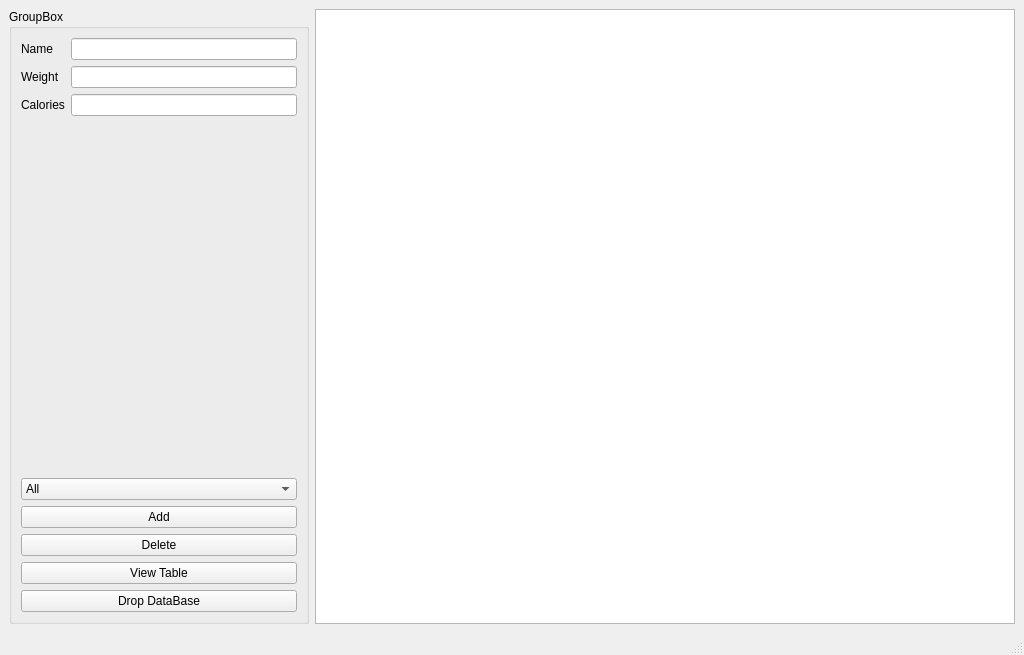
Qt form mainwindow.ui (IamAntonion/QtSQLProject) before a commit.
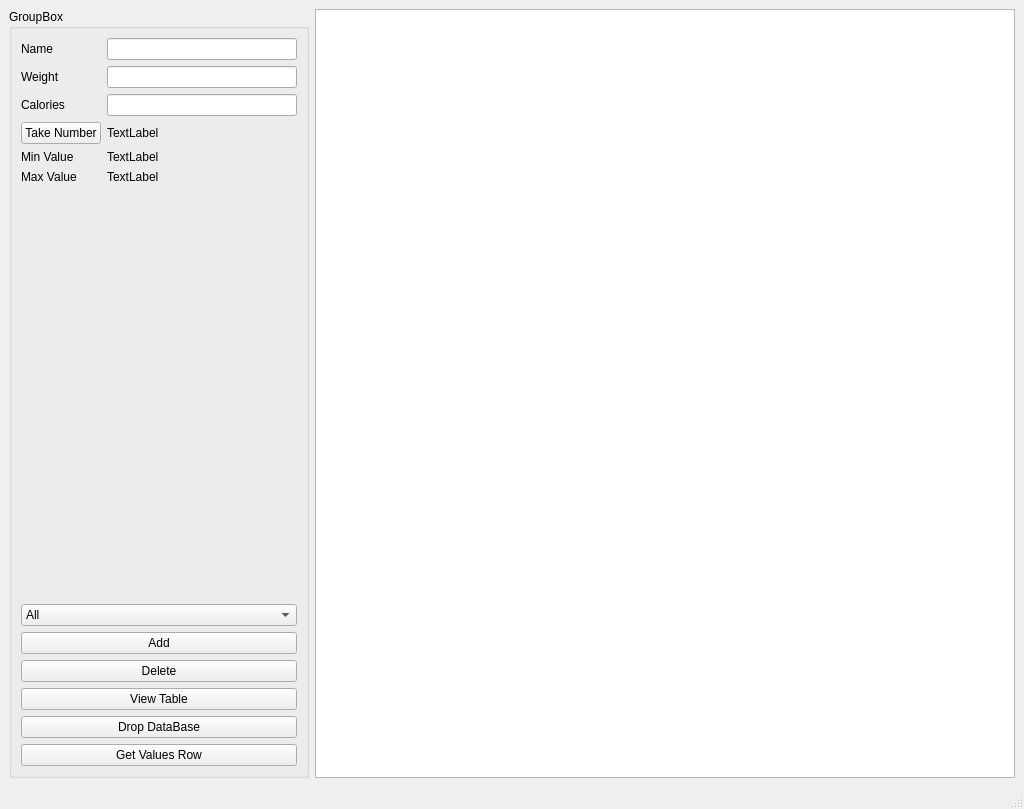
The same form after that commit.

```diff
--- a/mainwindow.ui
+++ b/mainwindow.ui
@@ -7,7 +7,7 @@
     <x>0</x>
     <y>0</y>
     <width>1024</width>
-    <height>655</height>
+    <height>809</height>
    </rect>
   </property>
   <property name="windowTitle">
@@ -15,7 +15,7 @@
   </property>
   <widget class="QWidget" name="centralwidget">
    <layout class="QGridLayout" name="gridLayout">
-    <item row="0" column="1">
+    <item row="0" column="1" colspan="2">
      <widget class="QTableView" name="SQLTableView"/>
     </item>
     <item row="0" column="0">
@@ -49,6 +49,9 @@
            </property>
           </widget>
          </item>
+         <item row="1" column="1">
+          <widget class="QLineEdit" name="weight_Edit"/>
+         </item>
          <item row="2" column="0">
           <widget class="QLabel" name="label">
            <property name="text">
@@ -59,8 +62,47 @@
          <item row="2" column="1">
           <widget class="QLineEdit" name="calories_edit"/>
          </item>
-         <item row="1" column="1">
-          <widget class="QLineEdit" name="weight_Edit"/>
+         <item row="3" column="0">
+          <widget class="QPushButton" name="take_number_button">
+           <property name="text">
+            <string>Take Number</string>
+           </property>
+          </widget>
+         </item>
+         <item row="3" column="1">
+          <widget class="QLabel" name="label_3">
+           <property name="text">
+            <string>TextLabel</string>
+           </property>
+          </widget>
+         </item>
+         <item row="5" column="0">
+          <widget class="QLabel" name="mmax_value_lable">
+           <property name="text">
+            <string>Max Value</string>
+           </property>
+          </widget>
+         </item>
+         <item row="5" column="1">
+          <widget class="QLabel" name="max_value">
+           <property name="text">
+            <string>TextLabel</string>
+           </property>
+          </widget>
+         </item>
+         <item row="4" column="0">
+          <widget class="QLabel" name="min_valu_lable">
+           <property name="text">
+            <string>Min Value</string>
+           </property>
+          </widget>
+         </item>
+         <item row="4" column="1">
+          <widget class="QLabel" name="min_value">
+           <property name="text">
+            <string>TextLabel</string>
+           </property>
+          </widget>
          </item>
         </layout>
        </item>
@@ -111,6 +153,13 @@
          </property>
         </widget>
        </item>
+       <item>
+        <widget class="QPushButton" name="get_values_row">
+         <property name="text">
+          <string>Get Values Row</string>
+         </property>
+        </widget>
+       </item>
       </layout>
      </widget>
     </item>
```
